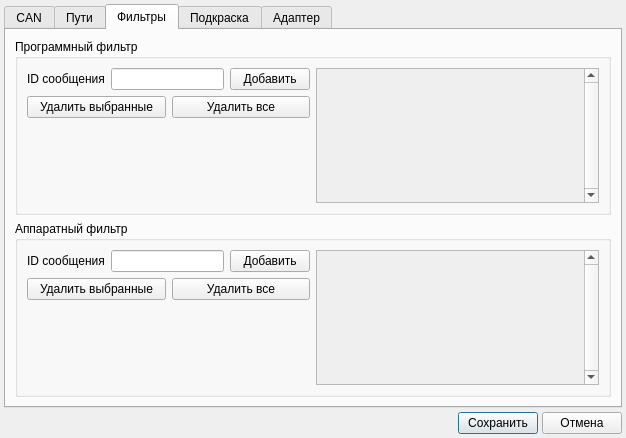
Before: the Qt Designer form src/cfg/settings_view.ui in newbar1967/emmulator, drawn with Qt 5.
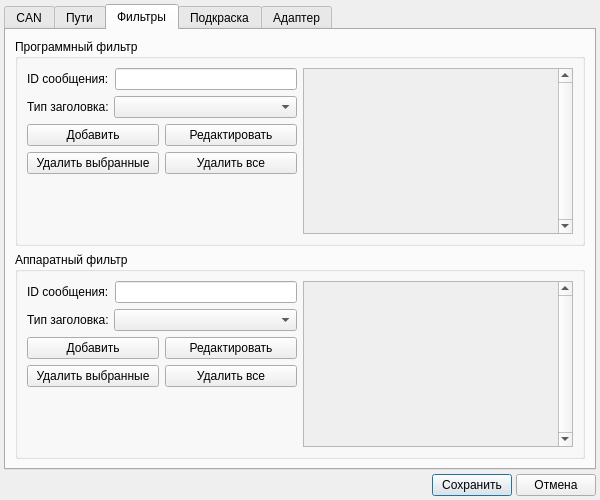
After: the same form once the commit is applied. The open tabs and pages were chosen to show the change.

Commit message: В фильтры добавлено понятие тип заголовка

What changed in the file:
```diff
--- a/src/cfg/settings_view.ui
+++ b/src/cfg/settings_view.ui
@@ -6,10 +6,16 @@
    <rect>
     <x>0</x>
     <y>0</y>
-    <width>626</width>
-    <height>438</height>
+    <width>600</width>
+    <height>500</height>
    </rect>
   </property>
+  <property name="minimumSize">
+   <size>
+    <width>600</width>
+    <height>0</height>
+   </size>
+  </property>
   <property name="windowTitle">
    <string>Настройки</string>
   </property>
@@ -206,13 +212,37 @@
               <item>
                <widget class="QLabel" name="soft_filter_id_lbl">
                 <property name="text">
-                 <string>ID сообщения</string>
+                 <string>ID сообщения:</string>
                 </property>
                </widget>
               </item>
               <item>
                <widget class="QLineEdit" name="soft_filter_id_le"/>
               </item>
+             </layout>
+            </item>
+            <item>
+             <layout class="QHBoxLayout" name="horizontalLayout_17">
+              <item>
+               <widget class="QLabel" name="soft_filter_header_type_lbl">
+                <property name="maximumSize">
+                 <size>
+                  <width>81</width>
+                  <height>16777215</height>
+                 </size>
+                </property>
+                <property name="text">
+                 <string>Тип заголовка:</string>
+                </property>
+               </widget>
+              </item>
+              <item>
+               <widget class="QComboBox" name="soft_filter_header_type_cbox"/>
+              </item>
+             </layout>
+            </item>
+            <item>
+             <layout class="QHBoxLayout" name="horizontalLayout_18">
               <item>
                <widget class="QPushButton" name="soft_filter_add_id_btn">
                 <property name="text">
@@ -220,6 +250,13 @@
                 </property>
                </widget>
               </item>
+              <item>
+               <widget class="QPushButton" name="soft_filter_update_id_btn">
+                <property name="text">
+                 <string>Редактировать</string>
+                </property>
+               </widget>
+              </item>
              </layout>
             </item>
             <item>
@@ -268,8 +305,8 @@
               <rect>
                <x>0</x>
                <y>0</y>
-               <width>247</width>
-               <height>136</height>
+               <width>252</width>
+               <height>167</height>
               </rect>
              </property>
              <layout class="QGridLayout" name="gridLayout_2">
@@ -352,13 +389,37 @@
               <item>
                <widget class="QLabel" name="hard_filter_id_lbl">
                 <property name="text">
-                 <string>ID сообщения</string>
+                 <string>ID сообщения:</string>
                 </property>
                </widget>
               </item>
               <item>
                <widget class="QLineEdit" name="hard_filter_id_le"/>
               </item>
+             </layout>
+            </item>
+            <item>
+             <layout class="QHBoxLayout" name="horizontalLayout_19">
+              <item>
+               <widget class="QLabel" name="hard_filter_header_type_lbl">
+                <property name="maximumSize">
+                 <size>
+                  <width>81</width>
+                  <height>16777215</height>
+                 </size>
+                </property>
+                <property name="text">
+                 <string>Тип заголовка:</string>
+                </property>
+               </widget>
+              </item>
+              <item>
+               <widget class="QComboBox" name="hard_filter_header_type_cbox"/>
+              </item>
+             </layout>
+            </item>
+            <item>
+             <layout class="QHBoxLayout" name="horizontalLayout_20">
               <item>
                <widget class="QPushButton" name="hard_filter_add_id_btn">
                 <property name="text">
@@ -366,6 +427,13 @@
                 </property>
                </widget>
               </item>
+              <item>
+               <widget class="QPushButton" name="hard_filter_update_id_btn">
+                <property name="text">
+                 <string>Редактировать</string>
+                </property>
+               </widget>
+              </item>
              </layout>
             </item>
             <item>
@@ -416,8 +484,8 @@
                 <rect>
                  <x>0</x>
                  <y>0</y>
-                 <width>245</width>
-                 <height>133</height>
+                 <width>250</width>
+                 <height>164</height>
                 </rect>
                </property>
                <layout class="QGridLayout" name="gridLayout_4">
```
Left out of the diff: 58 changed lines with no effect on the pictures. The commit also changes 22 other files.
